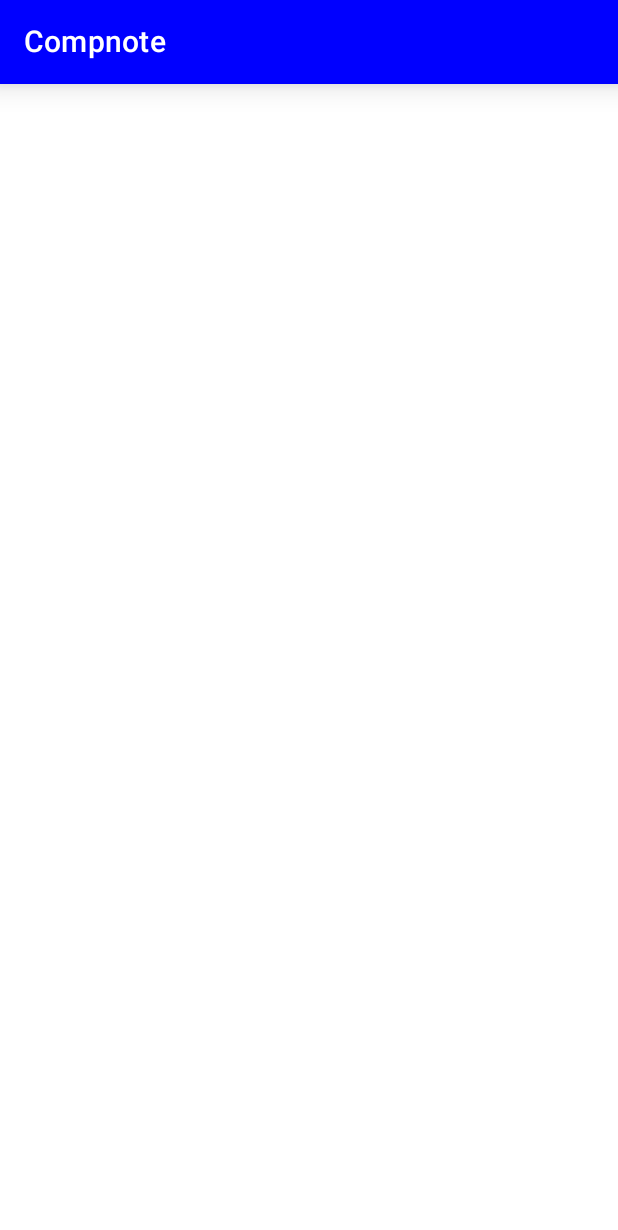
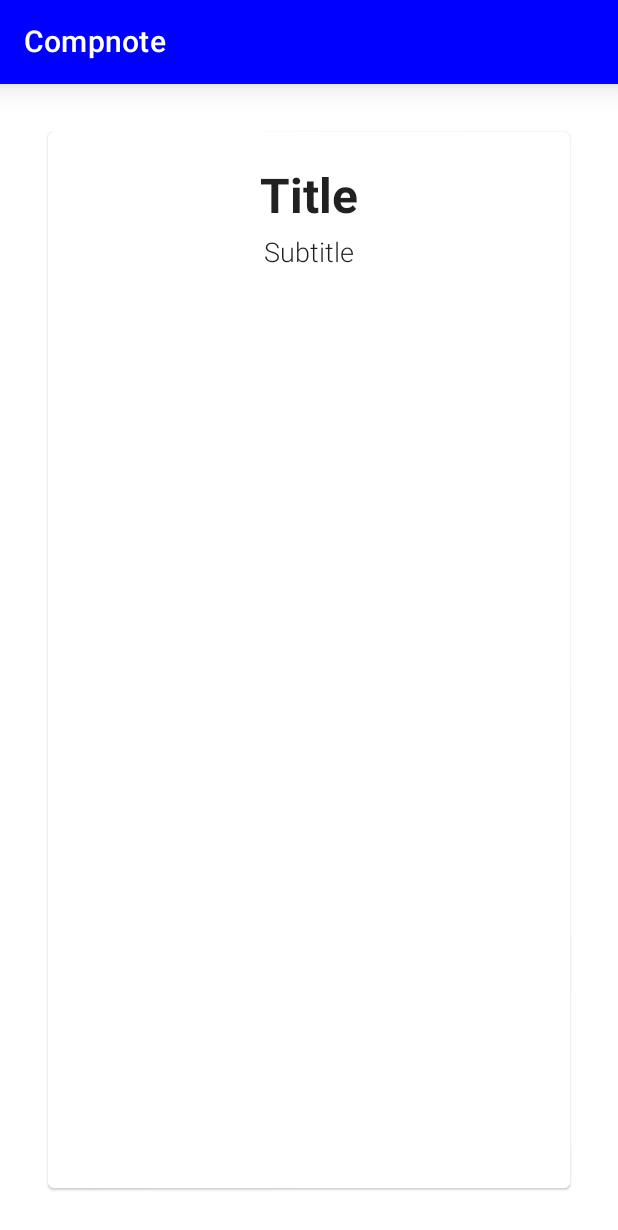
Before and after one commit to alphanication/Compnote, an Android app built with Jetpack Compose: the NoteScreen screen opened through its navigation route, on a phone screen of 412 x 824 dp. Shown: the top 1230 px of the screen. Run offline under Robolectric (Android 15) with nearby library versions, the phone set to English and light mode, and no system bars.

Commit message:
view NoteScreen

```diff
--- a/app/src/main/java/com/example/compnote/screens/NoteScreen.kt
+++ b/app/src/main/java/com/example/compnote/screens/NoteScreen.kt
@@ -1,9 +1,54 @@
 package com.example.compnote.screens
 
+import androidx.compose.foundation.horizontalScroll
+import androidx.compose.foundation.layout.Arrangement
+import androidx.compose.foundation.layout.Column
+import androidx.compose.foundation.layout.fillMaxSize
+import androidx.compose.foundation.layout.padding
+import androidx.compose.material.Card
+import androidx.compose.material.Scaffold
+import androidx.compose.material.Text
 import androidx.compose.runtime.Composable
+import androidx.compose.ui.Alignment
+import androidx.compose.ui.Modifier
+import androidx.compose.ui.text.font.FontWeight
+import androidx.compose.ui.unit.dp
+import androidx.compose.ui.unit.sp
 import androidx.navigation.NavController
 
 @Composable
 fun NoteScreen(navController: NavController) {
-
+    Scaffold(
+        modifier = Modifier.fillMaxSize()
+    ) {
+        Column(
+            modifier = Modifier.fillMaxSize(),
+            horizontalAlignment = Alignment.CenterHorizontally,
+            verticalArrangement = Arrangement.Center
+        ) {
+            Card(
+                modifier = Modifier
+                    .fillMaxSize()
+                    .padding(32.dp)
+            ) {
+                Column(
+                    modifier = Modifier.padding(vertical = 8.dp),
+                    horizontalAlignment = Alignment.CenterHorizontally
+                ) {
+                    Text(
+                        text = "Title",
+                        fontSize = 32.sp,
+                        fontWeight = FontWeight.Bold,
+                        modifier = Modifier.padding(top = 16.dp)
+                    )
+                    Text(
+                        text = "Subtitle",
+                        fontSize = 18.sp,
+                        fontWeight = FontWeight.Light,
+                        modifier = Modifier.padding(top = 8.dp)
+                    )
+                }
+            }
+        }
+    }
 }
```
